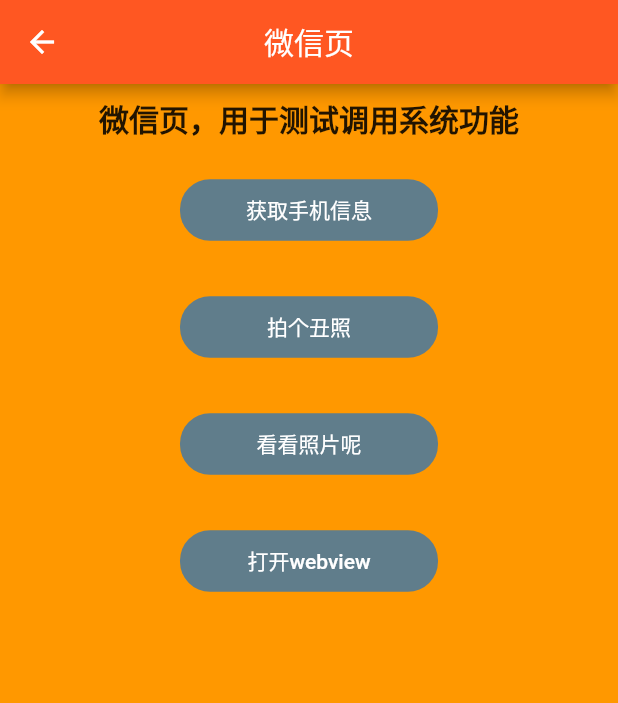
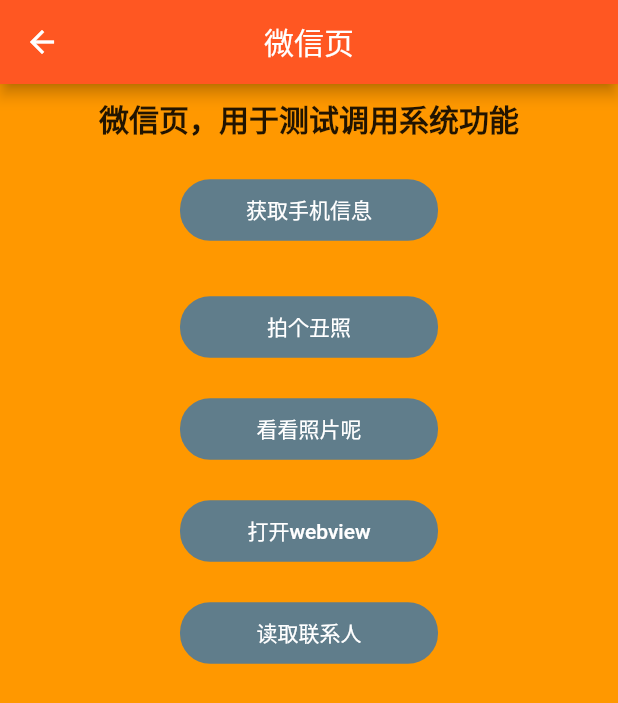
Before and after one commit to luogue/flutter, a Flutter app: the Wechat screen opened by its route, on a phone screen of 412 x 824 dp. Shown: the top 703 px of the screen. Run offline on Flutter 3.47's test engine with Material 2 defaults, Android fonts, the phone set to English and light mode, and no system bars; our stand-ins replace device_info, dio, flutter_swiper, image_picker, webview_flutter; missing offline and left inert: contact_picker, flutter_webview_plugin; network calls fail.

```diff
--- a/lib/pages/wechat/wechat.dart
+++ b/lib/pages/wechat/wechat.dart
@@ -4,6 +4,8 @@ import 'package:flutter/material.dart';
 import 'package:yangyue/components/toast.dart';
 import 'package:device_info/device_info.dart';
 import 'package:image_picker/image_picker.dart';
+import 'package:contact_picker/contact_picker.dart';
+
 
 class Wechat extends StatefulWidget {
   Wechat({Key key}) : super(key: key);
@@ -15,6 +17,8 @@ class Wechat extends StatefulWidget {
 class _WechatState extends State<Wechat> {
   List<File> _photoList = [];
   List<File> _imageList = [];
+  final ContactPicker _contactPicker = new ContactPicker();
+  Contact _contact;
 
   _renderImageList(imageList) {
     if (imageList == null) return null;
@@ -96,7 +100,7 @@ class _WechatState extends State<Wechat> {
               ),
             ),
             Container(
-              margin: EdgeInsets.only(top: 10.0),
+              margin: EdgeInsets.only(top:  _imageList.length == 0 ? 0 : 10.0),
               height: _photoList.length == 0 ? 0 : 160.0,
               child: _renderImageList(_photoList)
             ),
@@ -123,7 +127,7 @@ class _WechatState extends State<Wechat> {
               ),
             ),
             Container(
-              margin: EdgeInsets.only(top: 10.0),
+              margin: EdgeInsets.only(top: _imageList.length == 0 ? 0 : 10.0),
               height: _imageList.length == 0 ? 0 : 160.0,
               child: _renderImageList(_imageList)
             ),
@@ -144,6 +148,35 @@ class _WechatState extends State<Wechat> {
                 },
               ),
             ),
+            // 读取联系人
+            Container(
+              margin: EdgeInsets.only(top: 20.0),
+              padding: EdgeInsets.symmetric(horizontal: 120.0),
+              child: FlatButton(
+                padding: EdgeInsets.symmetric(vertical: 10.0),
+                color: Colors.blueGrey,
+                highlightColor: Colors.blue[700],
+                colorBrightness: Brightness.dark,
+                splashColor: Colors.grey,
+                shape:RoundedRectangleBorder(borderRadius: BorderRadius.circular(20.0)),
+                child: Text('读取联系人'),
+                onPressed: () async {
+                  Contact contact = await _contactPicker.selectContact();
+                  Message.success(context, contact.toString());
+                  setState(() {
+                    _contact = contact;
+                  });
+                },
+              ),
+            ),
+            Container(
+              margin: EdgeInsets.only(top: _contact == null ? 0 : 10.0),
+              alignment: Alignment.center,
+              // height: _imageList.length == 0 ? 0 : 160.0,
+              child: Text(
+                _contact == null ? '' : _contact.toString()
+              ),
+            ),
           ],
         ),
       )
```
Also changed, not shown: lib/pages/tpp/home/home.dart (+119 -84 lines), lib/pages/wechat/webview.dart (+23 -5 lines), pubspec.yaml (+4 -3 lines), pubspec.lock, 2 other files.
